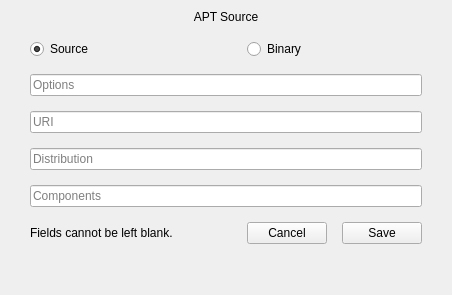
The window that stacer/Pages/AptSourceManager/apt_source_edit.ui (oguzhaninan/Stacer) describes before a commit, drawn with Qt 5.
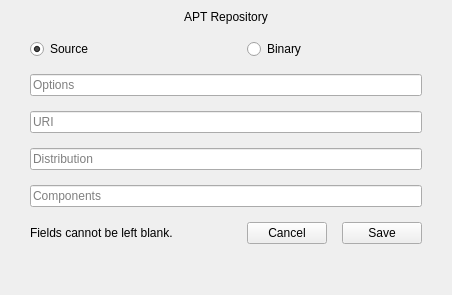
The same window after the commit.

Patch:
```diff
--- a/stacer/Pages/AptSourceManager/apt_source_edit.ui
+++ b/stacer/Pages/AptSourceManager/apt_source_edit.ui
@@ -35,7 +35,7 @@
       <string>dialog-title</string>
      </property>
      <property name="text">
-      <string>APT Source</string>
+      <string>APT Repository</string>
      </property>
      <property name="alignment">
       <set>Qt::AlignCenter</set>
```
Left out of the diff: 8 changed lines with no effect on the pictures.
